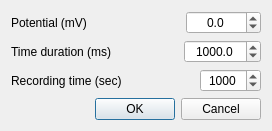
The window that software/digitizer/src/polarization_dlg.ui (z80/digitizer) describes before a commit, drawn with Qt 5.
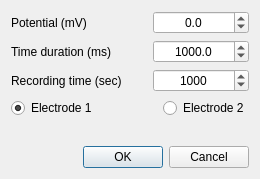
The same window after the commit.

Diff of the .ui file:
```diff
--- a/software/digitizer/src/polarization_dlg.ui
+++ b/software/digitizer/src/polarization_dlg.ui
@@ -6,8 +6,8 @@
    <rect>
     <x>0</x>
     <y>0</y>
-    <width>272</width>
-    <height>131</height>
+    <width>260</width>
+    <height>179</height>
    </rect>
   </property>
   <property name="windowTitle">
@@ -38,6 +38,12 @@
      </item>
      <item>
       <widget class="QDoubleSpinBox" name="potential">
+       <property name="minimumSize">
+        <size>
+         <width>96</width>
+         <height>0</height>
+        </size>
+       </property>
        <property name="alignment">
         <set>Qt::AlignCenter</set>
        </property>
@@ -81,6 +87,12 @@
      </item>
      <item>
       <widget class="QDoubleSpinBox" name="duration">
+       <property name="minimumSize">
+        <size>
+         <width>96</width>
+         <height>0</height>
+        </size>
+       </property>
        <property name="alignment">
         <set>Qt::AlignCenter</set>
        </property>
@@ -127,6 +139,12 @@
      </item>
      <item>
       <widget class="QDoubleSpinBox" name="recordDuration">
+       <property name="minimumSize">
+        <size>
+         <width>96</width>
+         <height>0</height>
+        </size>
+       </property>
        <property name="alignment">
         <set>Qt::AlignCenter</set>
        </property>
@@ -149,6 +167,46 @@
      </item>
     </layout>
    </item>
+   <item>
+    <layout class="QHBoxLayout" name="horizontalLayout_4">
+     <item>
+      <widget class="QRadioButton" name="e1">
+       <property name="text">
+        <string>Electrode 1</string>
+       </property>
+       <property name="checked">
+        <bool>true</bool>
+       </property>
+       <attribute name="buttonGroup">
+        <string notr="true">buttonGroup</string>
+       </attribute>
+      </widget>
+     </item>
+     <item>
+      <spacer name="horizontalSpacer_4">
+       <property name="orientation">
+        <enum>Qt::Horizontal</enum>
+       </property>
+       <property name="sizeHint" stdset="0">
+        <size>
+         <width>40</width>
+         <height>20</height>
+        </size>
+       </property>
+      </spacer>
+     </item>
+     <item>
+      <widget class="QRadioButton" name="e2">
+       <property name="text">
+        <string>Electrode 2</string>
+       </property>
+       <attribute name="buttonGroup">
+        <string notr="true">buttonGroup</string>
+       </attribute>
+      </widget>
+     </item>
+    </layout>
+   </item>
    <item>
     <spacer name="verticalSpacer">
      <property name="orientation">
```
Left out of the diff: 3 changed lines with no effect on the pictures.
